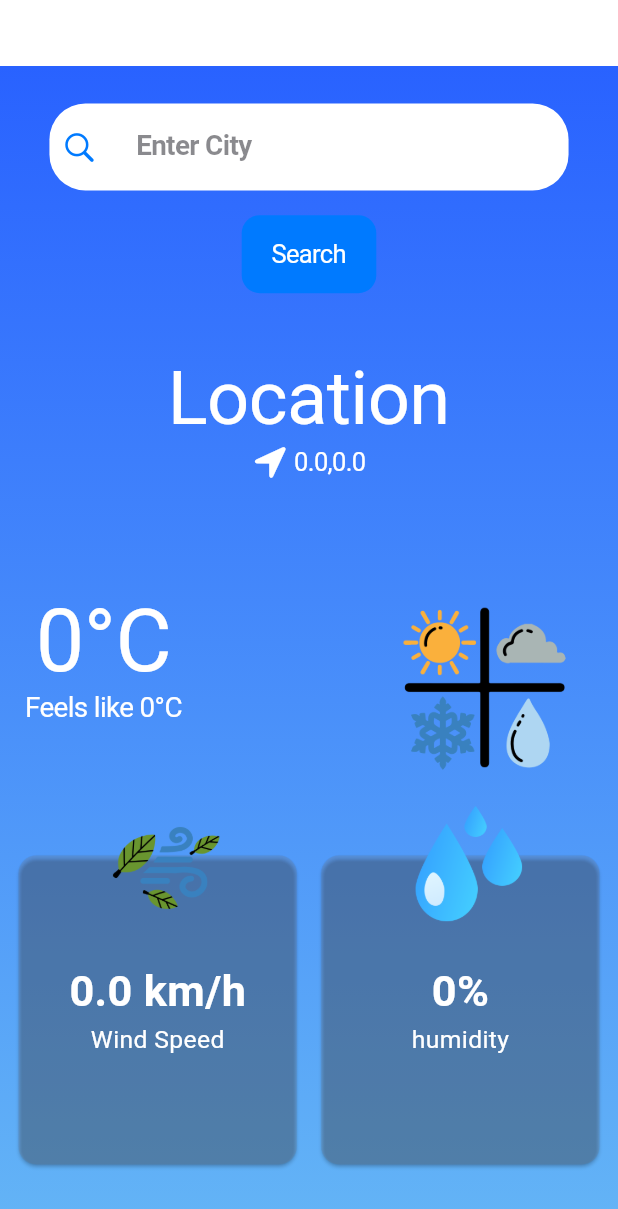
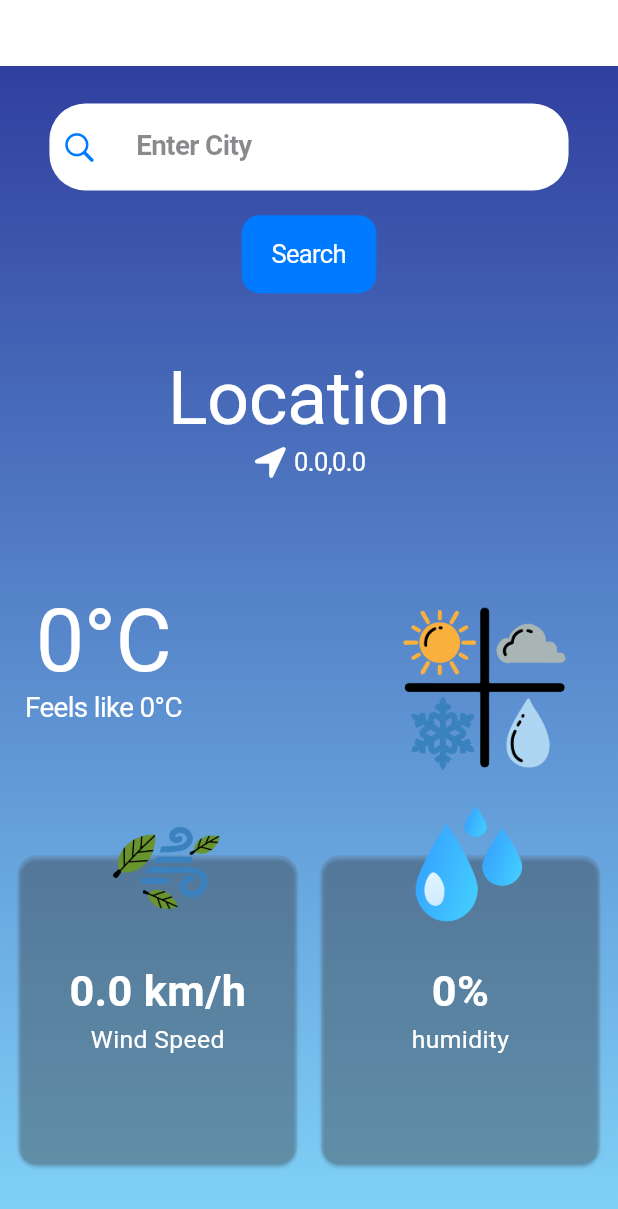
Before and after one commit to Sadman-123/Cloud-Mate, a Flutter app: the screen it shows after launch, on a phone screen of 412 x 824 dp. Shown: the top 1209 px of the screen. Run offline on Flutter 3.47's test engine with Material 3 defaults, Android fonts, the phone set to English and light mode, and no system bars; our stand-ins replace get; Roboto replaces fonts that are missing (apple).

Commit message:
just some changes

```diff
--- a/lib/screen/app.dart
+++ b/lib/screen/app.dart
@@ -14,7 +14,7 @@ class App extends StatelessWidget {
     var mdw = MediaQuery.sizeOf(context).width;
     return CupertinoPageScaffold(
       navigationBar: CupertinoNavigationBar(
-        backgroundColor: Colors.blueAccent.shade700,
+        backgroundColor: Colors.indigo.shade700,
       ),
       child: Container(
         height: double.infinity,
--- a/lib/style/style.dart
+++ b/lib/style/style.dart
@@ -4,7 +4,7 @@ BoxDecoration Linear_BG_Decoration()
 {
   return BoxDecoration(
     gradient: LinearGradient(
-      colors: [Colors.blueAccent.shade700, Colors.blue.shade300],
+      colors: [Colors.indigo.shade700, Colors.lightBlue.shade200],
       begin: Alignment.topCenter,
       end: Alignment.bottomCenter,
     ),
@@ -21,7 +21,7 @@ TextStyle Input_TextHolder(double mdw)
 {
   return TextStyle(
     fontSize: mdw*0.045,
-    fontWeight: FontWeight.bold,
+    fontWeight: FontWeight.w700,
     fontFamily: "apple",
       color: CupertinoColors.secondaryLabel);
 }
```
